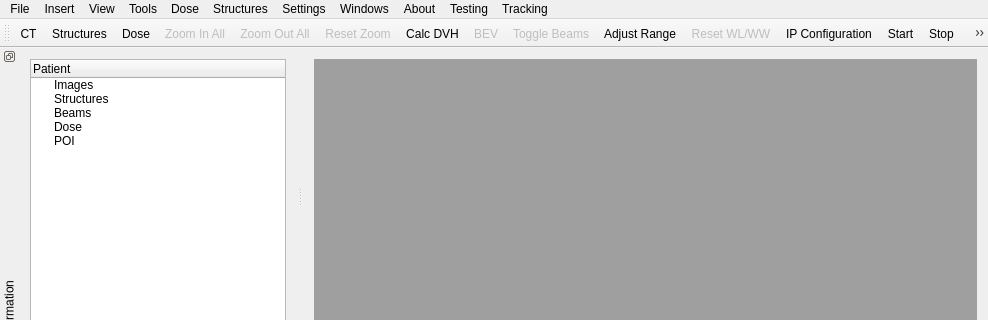
Before: the Qt Designer form mainwindow.ui in Jothy/KIMView, drawn with Qt 5; both pictures show x 0 to 988 and y 0 to 320 of the 988 by 586 pixel window.
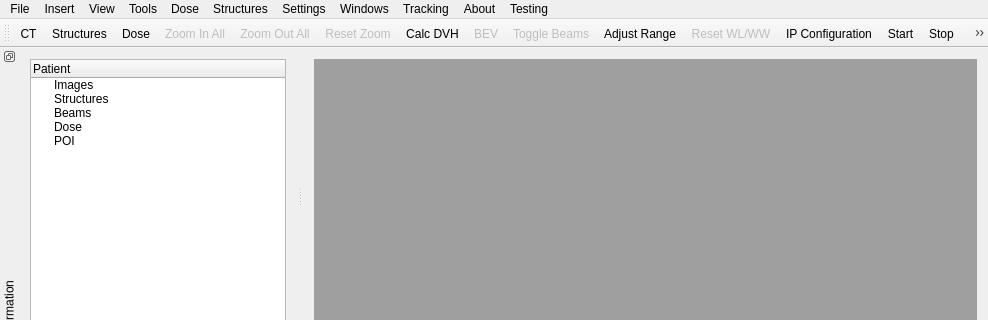
After: the same form once the commit is applied. Icons and pictures are not drawn.

Commit message: Start and Stop lestening menus now working.

What changed in the file:
```diff
--- a/mainwindow.ui
+++ b/mainwindow.ui
@@ -151,9 +151,9 @@
    <addaction name="menuStructures"/>
    <addaction name="menuSettings"/>
    <addaction name="menuWindows"/>
+   <addaction name="menuTracking"/>
    <addaction name="menuAbout"/>
    <addaction name="menuHelp"/>
-   <addaction name="menuTracking"/>
   </widget>
   <widget class="QToolBar" name="mainToolBar">
    <property name="iconSize">
```
Left out of the diff: 6 changed lines with no effect on the pictures. The commit also changes 3 other files.
